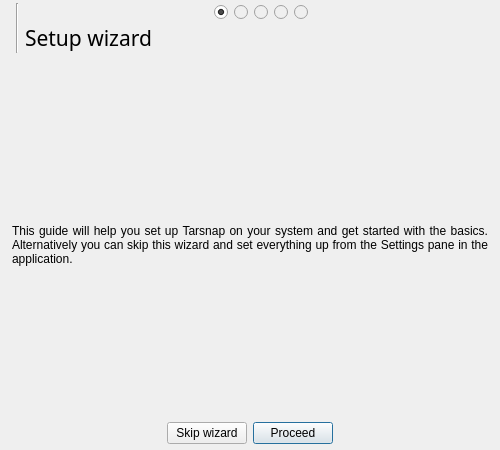
Old version of the form forms/setupdialog.ui in the repository Tarsnap/tarsnap-gui.
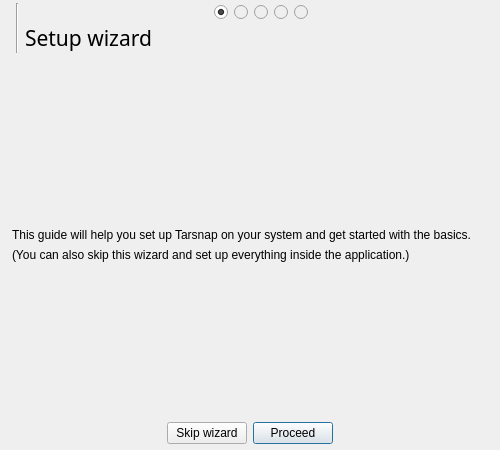
New version of the form. Icons and pictures are not drawn.

Commit message: setup: minor change to introduction text

```diff
--- a/forms/setupdialog.ui
+++ b/forms/setupdialog.ui
@@ -266,7 +266,7 @@
        <item>
         <widget class="QLabel" name="welcomePageInfoLabel">
          <property name="text">
-          <string>This guide will help you set up Tarsnap on your system and get started with the basics. Alternatively you can skip this wizard and set everything up from the Settings pane in the application.</string>
+          <string>This guide will help you set up Tarsnap on your system and get started with the basics.</string>
          </property>
          <property name="alignment">
           <set>Qt::AlignJustify|Qt::AlignVCenter</set>
@@ -276,6 +276,16 @@
          </property>
         </widget>
        </item>
+       <item>
+        <widget class="QLabel" name="label_5">
+         <property name="text">
+          <string>(You can also skip this wizard and set up everything inside the application.)</string>
+         </property>
+         <property name="wordWrap">
+          <bool>true</bool>
+         </property>
+        </widget>
+       </item>
        <item>
         <spacer name="verticalSpacer">
          <property name="orientation">
```
